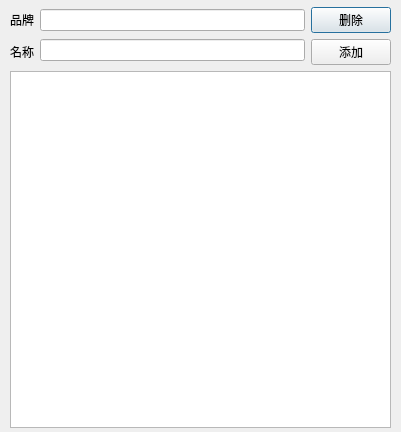
cryring/myorder, file goodsnamemanagedialog.ui: the form before one commit.
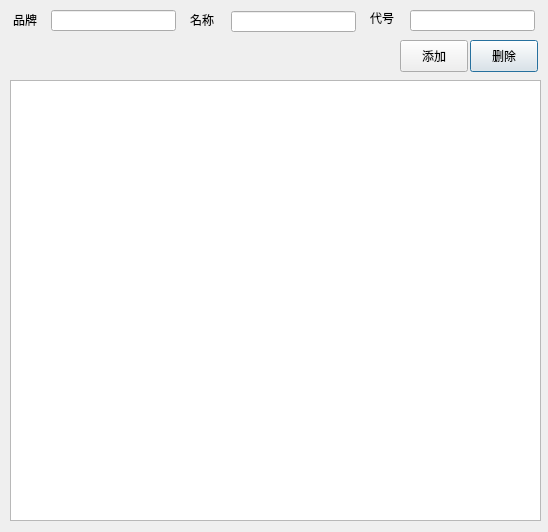
The form after the commit.

The edit to the form file:
```diff
--- a/goodsnamemanagedialog.ui
+++ b/goodsnamemanagedialog.ui
@@ -6,77 +6,117 @@
    <rect>
     <x>0</x>
     <y>0</y>
-    <width>401</width>
-    <height>432</height>
+    <width>548</width>
+    <height>532</height>
    </rect>
   </property>
   <property name="windowTitle">
    <string/>
   </property>
-  <widget class="QWidget" name="layoutWidget">
+  <widget class="QLabel" name="label_3">
+   <property name="geometry">
+    <rect>
+     <x>370</x>
+     <y>10</y>
+     <width>31</width>
+     <height>16</height>
+    </rect>
+   </property>
+   <property name="text">
+    <string>代号</string>
+   </property>
+  </widget>
+  <widget class="QLineEdit" name="idEdit">
+   <property name="geometry">
+    <rect>
+     <x>410</x>
+     <y>10</y>
+     <width>125</width>
+     <height>21</height>
+    </rect>
+   </property>
+  </widget>
+  <widget class="QTableView" name="goodsView">
    <property name="geometry">
     <rect>
      <x>10</x>
-     <y>7</y>
-     <width>381</width>
-     <height>421</height>
+     <y>80</y>
+     <width>531</width>
+     <height>441</height>
     </rect>
    </property>
-   <layout class="QVBoxLayout" name="verticalLayout_4">
-    <item>
-     <layout class="QHBoxLayout" name="horizontalLayout">
-      <item>
-       <layout class="QVBoxLayout" name="verticalLayout_3">
-        <item>
-         <widget class="QLabel" name="label">
-          <property name="text">
-           <string>品牌</string>
-          </property>
-         </widget>
-        </item>
-        <item>
-         <widget class="QLabel" name="label_2">
-          <property name="text">
-           <string>名称</string>
-          </property>
-         </widget>
-        </item>
-       </layout>
-      </item>
-      <item>
-       <layout class="QVBoxLayout" name="verticalLayout_2">
-        <item>
-         <widget class="QLineEdit" name="brandEdit"/>
-        </item>
-        <item>
-         <widget class="QLineEdit" name="nameEdit"/>
-        </item>
-       </layout>
-      </item>
-      <item>
-       <layout class="QVBoxLayout" name="verticalLayout">
-        <item>
-         <widget class="QPushButton" name="delButton">
-          <property name="text">
-           <string>删除</string>
-          </property>
-         </widget>
-        </item>
-        <item>
-         <widget class="QPushButton" name="saveButton">
-          <property name="text">
-           <string>添加</string>
-          </property>
-         </widget>
-        </item>
-       </layout>
-      </item>
-     </layout>
-    </item>
-    <item>
-     <widget class="QTableView" name="goodsView"/>
-    </item>
-   </layout>
+  </widget>
+  <widget class="QPushButton" name="delButton">
+   <property name="geometry">
+    <rect>
+     <x>470</x>
+     <y>40</y>
+     <width>68</width>
+     <height>32</height>
+    </rect>
+   </property>
+   <property name="text">
+    <string>删除</string>
+   </property>
+  </widget>
+  <widget class="QPushButton" name="saveButton">
+   <property name="geometry">
+    <rect>
+     <x>400</x>
+     <y>40</y>
+     <width>68</width>
+     <height>32</height>
+    </rect>
+   </property>
+   <property name="text">
+    <string>添加</string>
+   </property>
+  </widget>
+  <widget class="QLineEdit" name="brandEdit">
+   <property name="geometry">
+    <rect>
+     <x>51</x>
+     <y>10</y>
+     <width>125</width>
+     <height>21</height>
+    </rect>
+   </property>
+  </widget>
+  <widget class="QLineEdit" name="nameEdit">
+   <property name="geometry">
+    <rect>
+     <x>231</x>
+     <y>11</y>
+     <width>125</width>
+     <height>21</height>
+    </rect>
+   </property>
+  </widget>
+  <widget class="QLabel" name="label_2">
+   <property name="geometry">
+    <rect>
+     <x>190</x>
+     <y>10</y>
+     <width>26</width>
+     <height>19</height>
+    </rect>
+   </property>
+   <property name="text">
+    <string>名称</string>
+   </property>
+  </widget>
+  <widget class="QLabel" name="label">
+   <property name="geometry">
+    <rect>
+     <x>13</x>
+     <y>10</y>
+     <width>26</width>
+     <height>19</height>
+    </rect>
+   </property>
+   <property name="text">
+    <string>品牌</string>
+   </property>
   </widget>
  </widget>
  <resources/>
```
